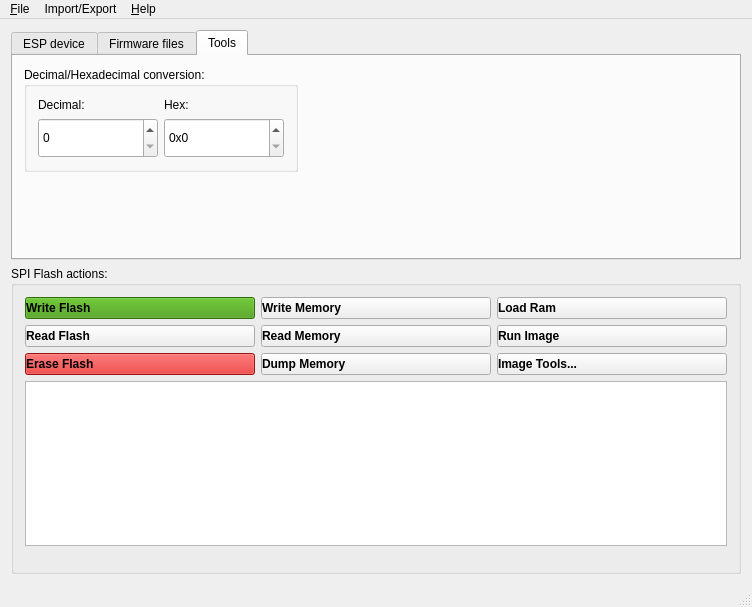
First picture: the form in mainwindow.ui, repository hassanibi/espflasher, before the edit.
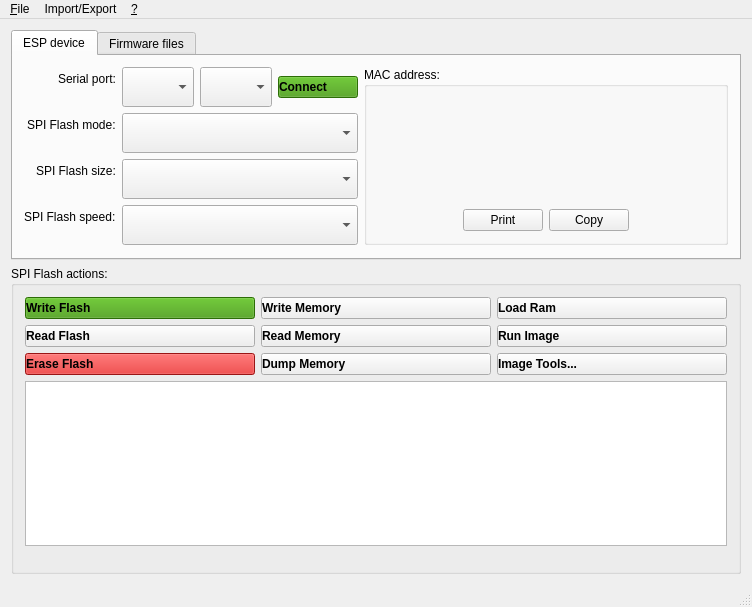
Second picture: the form after the edit. The open tabs and pages were chosen to show the change. Icons and pictures are not drawn. Custom widgets are drawn as their Qt base class.

What changed in the file:
```diff
--- a/mainwindow.ui
+++ b/mainwindow.ui
@@ -305,114 +305,6 @@
        </attribute>
        <layout class="QVBoxLayout" name="verticalLayoutFT"/>
       </widget>
-      <widget class="QWidget" name="toolsTab">
-       <attribute name="title">
-        <string>Tools</string>
-       </attribute>
-       <layout class="QVBoxLayout" name="verticalLayout_6">
-        <item>
-         <layout class="QHBoxLayout" name="horizontalLayout_4">
-          <item>
-           <widget class="QGroupBox" name="groupBox">
-            <property name="title">
-             <string>Decimal/Hexadecimal conversion:</string>
-            </property>
-            <layout class="QVBoxLayout" name="verticalLayout_4">
-             <item>
-              <layout class="QGridLayout" name="gridLayout_2">
-               <item row="1" column="0">
-                <widget class="QSpinBox" name="decSB">
-                 <property name="minimumSize">
-                  <size>
-                   <width>120</width>
-                   <height>40</height>
-                  </size>
-                 </property>
-                 <property name="maximumSize">
-                  <size>
-                   <width>16777215</width>
-                   <height>40</height>
-                  </size>
-                 </property>
-                 <property name="maximum">
-                  <number>999999999</number>
-                 </property>
-                </widget>
-               </item>
-               <item row="0" column="1">
-                <widget class="QLabel" name="label_3">
-                 <property name="text">
-                  <string>Hex:</string>
-                 </property>
-                </widget>
-               </item>
-               <item row="0" column="0">
-                <widget class="QLabel" name="label_2">
-                 <property name="text">
-                  <string>Decimal:</string>
-                 </property>
-                </widget>
-               </item>
-               <item row="1" column="1">
-                <widget class="QSpinBox" name="hexSB">
-                 <property name="minimumSize">
-                  <size>
-                   <width>120</width>
-                   <height>40</height>
-                  </size>
-                 </property>
-                 <property name="maximumSize">
-                  <size>
-                   <width>16777215</width>
-                   <height>40</height>
-                  </size>
-                 </property>
-                 <property name="prefix">
-                  <string>0x</string>
-                 </property>
-                 <property name="maximum">
-                  <number>999999999</number>
-                 </property>
-                 <property name="displayIntegerBase">
-                  <number>16</number>
-                 </property>
-                </widget>
-               </item>
-              </layout>
-             </item>
-            </layout>
-           </widget>
-          </item>
-          <item>
-           <spacer name="horizontalSpacer_3">
-            <property name="orientation">
-             <enum>Qt::Horizontal</enum>
-            </property>
-            <property name="sizeHint" stdset="0">
-             <size>
-              <width>40</width>
-              <height>20</height>
-             </size>
-            </property>
-           </spacer>
-          </item>
-         </layout>
-        </item>
-        <item>
-         <spacer name="verticalSpacer_3">
-          <property name="orientation">
-           <enum>Qt::Vertical</enum>
-          </property>
-          <property name="sizeHint" stdset="0">
-           <size>
-            <width>20</width>
-            <height>77</height>
-           </size>
-          </property>
-         </spacer>
-        </item>
-       </layout>
-      </widget>
      </widget>
     </item>
     <item>
@@ -770,7 +662,7 @@
    </widget>
    <widget class="QMenu" name="menu">
     <property name="title">
-     <string>&amp;Help</string>
+     <string>&amp;?</string>
     </property>
     <addaction name="actionAbout"/>
    </widget>
```
Left out of the diff: 2 changed lines with no effect on the pictures.
